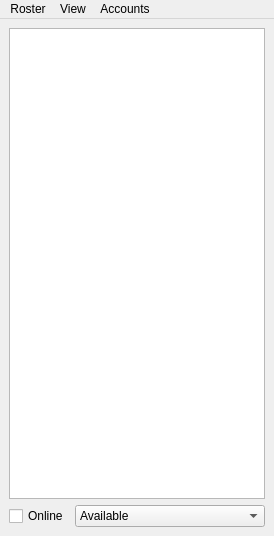
Old version of the form data/roster.ui in the repository jabbercat/jabbercat.
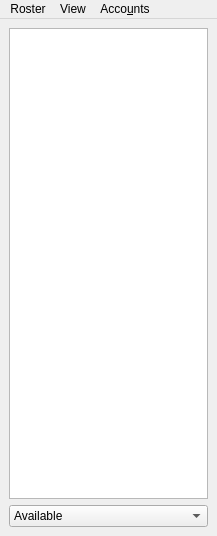
New version of the form. Icons and pictures are not drawn.

Commit message: Finalize work on new presence state dropdown

```diff
--- a/data/roster.ui
+++ b/data/roster.ui
@@ -6,7 +6,7 @@
    <rect>
     <x>0</x>
     <y>0</y>
-    <width>274</width>
+    <width>217</width>
     <height>536</height>
    </rect>
   </property>
@@ -44,18 +44,6 @@
      </widget>
     </item>
     <item>
-     <layout class="QHBoxLayout" name="horizontalLayout_2">
-      <item>
-       <widget class="QCheckBox" name="online_selector">
-        <property name="toolTip">
-         <string>Global online/offline switch.</string>
-        </property>
-        <property name="text">
-         <string>Online</string>
-        </property>
-       </widget>
-      </item>
-      <item>
        <widget class="QComboBox" name="presence_state_selector">
         <property name="sizePolicy">
          <sizepolicy hsizetype="MinimumExpanding" vsizetype="Fixed">
@@ -97,15 +85,13 @@
        </widget>
       </item>
      </layout>
-    </item>
-   </layout>
   </widget>
   <widget class="QMenuBar" name="menuBar">
    <property name="geometry">
     <rect>
      <x>0</x>
      <y>0</y>
-     <width>274</width>
+     <width>217</width>
      <height>19</height>
     </rect>
    </property>
@@ -136,7 +122,7 @@
    </widget>
    <widget class="QMenu" name="menuAccounts">
     <property name="title">
-     <string>Accounts</string>
+     <string>Acco&amp;unts</string>
     </property>
     <addaction name="action_account_manager"/>
     <addaction name="separator"/>
```
Left out of the diff: 18 changed lines with no effect on the pictures. Lines whose indentation alone changed are shown as unchanged. The commit also changes 1 other file.
